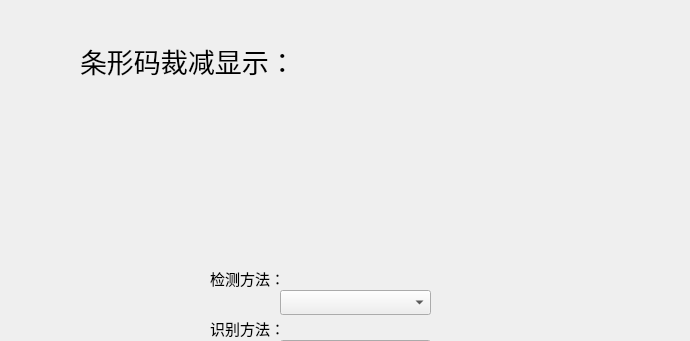
Before: the Qt Designer form widget.ui in ModelQuantification/barCodeDetector, drawn with Qt 5; both pictures show x 590 to 1280 and y 0 to 341 of the 1280 by 720 pixel window.
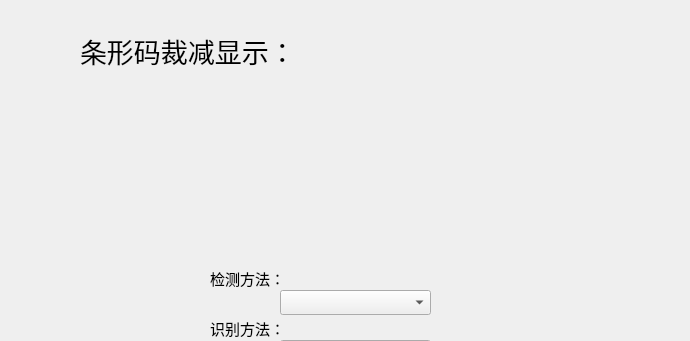
After: the same form once the commit is applied.

Commit message: 图片识别开发完成

```diff
--- a/widget.ui
+++ b/widget.ui
@@ -246,9 +246,9 @@
    <property name="geometry">
     <rect>
      <x>800</x>
-     <y>90</y>
+     <y>80</y>
      <width>391</width>
-     <height>161</height>
+     <height>171</height>
     </rect>
    </property>
    <property name="text">
@@ -282,7 +282,7 @@
    <property name="geometry">
     <rect>
      <x>670</x>
-     <y>40</y>
+     <y>30</y>
      <width>231</width>
      <height>41</height>
     </rect>
```
The commit also changes 1 other file.
